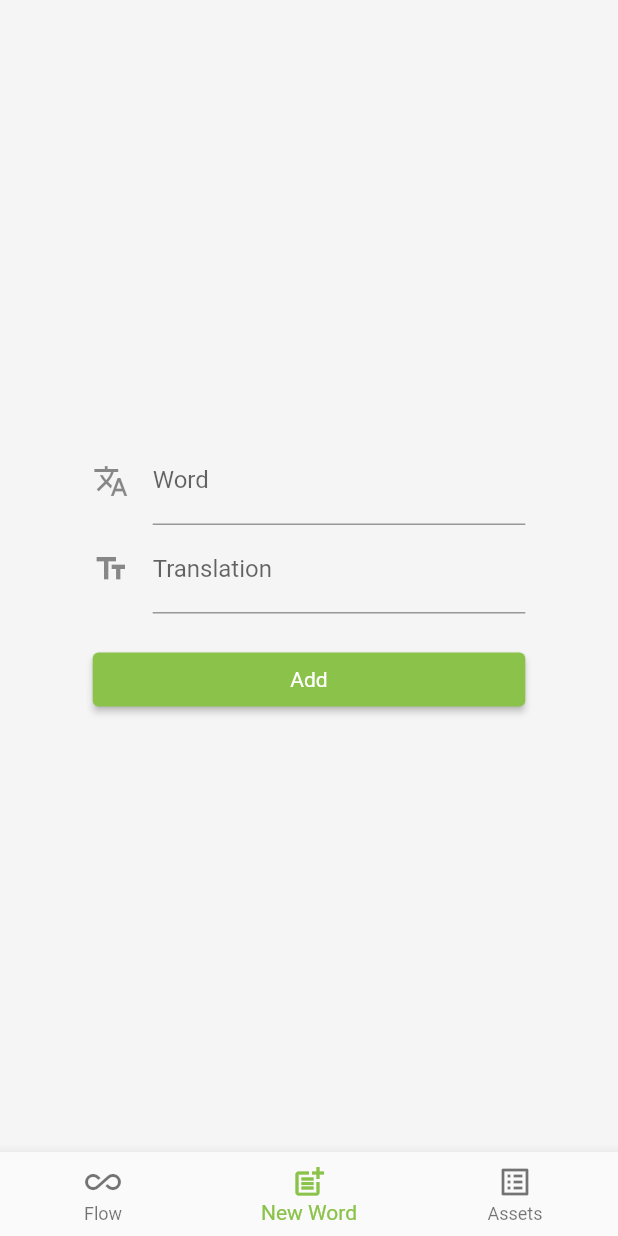
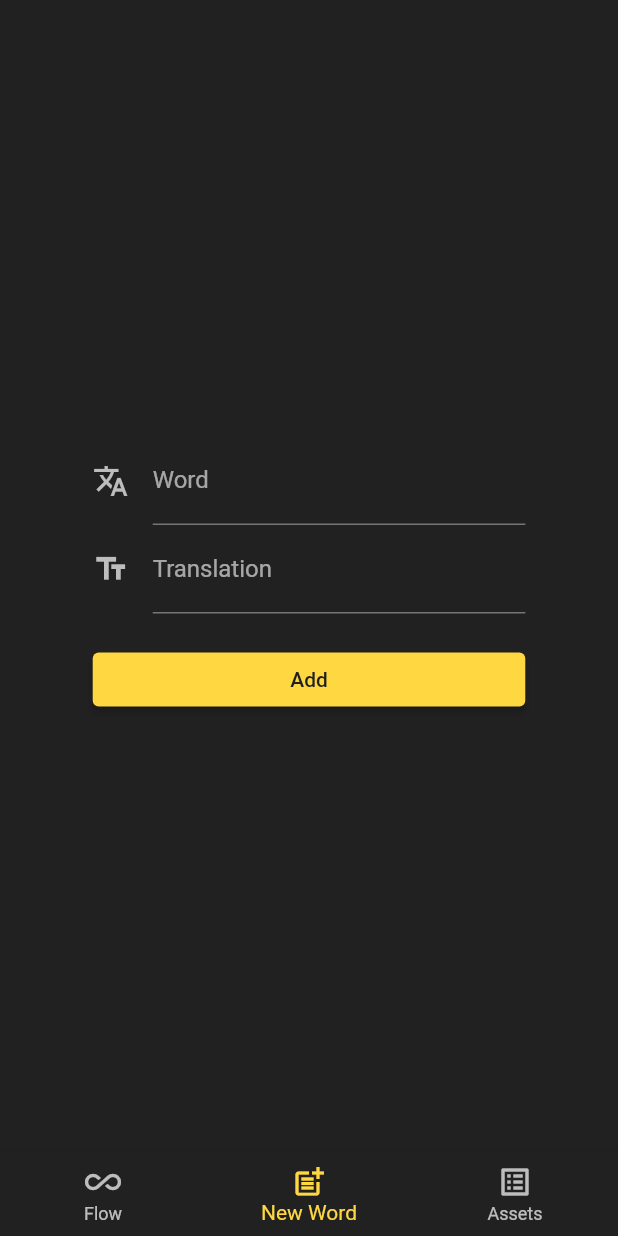
Before and after one commit to laera-io/laera, a Flutter app: the screen it shows after launch, item 2 of the bottom bar chosen, on a phone screen of 412 x 824 dp. Run offline on Flutter 3.47's test engine with Material 2 defaults, Android fonts, the phone set to English and light mode, and no system bars; our stand-ins replace hive, hive_flutter; accounts and stored records are empty.

Commit message:
#95 Add dark theme instead of light one (#96)
* #95 add dark theme instead of light one

* #95 redraw app icon

```diff
--- a/lib/main.dart
+++ b/lib/main.dart
@@ -15,10 +15,25 @@ Future<void> main() async {
 }
 
 class App extends StatelessWidget {
+  static const primaryColor = Colors.amberAccent;
+  static const backgroundColor = Color(0xFF212121);
+  static const errorColor = Colors.deepOrange;
+
   @override
   Widget build(BuildContext context) {
     return MaterialApp(
-      theme: _theme,
+      theme: ThemeData.dark().copyWith(
+        indicatorColor: primaryColor,
+        scaffoldBackgroundColor: backgroundColor,
+        canvasColor: backgroundColor,
+        errorColor: errorColor,
+        colorScheme: const ColorScheme.dark(
+          primary: primaryColor,
+          secondary: primaryColor,
+          onPrimary: backgroundColor,
+          onSecondary: backgroundColor,
+        ),
+      ),
       home: Navbar(
         elements: [
           NavbarElement(
@@ -40,20 +55,4 @@ class App extends StatelessWidget {
       ),
     );
   }
-
-  final ThemeData _theme = ThemeData(
-    primarySwatch: Colors.lightGreen,
-    primaryColorBrightness: Brightness.dark,
-    iconTheme: const IconThemeData(color: Colors.white),
-    scaffoldBackgroundColor: Colors.grey[100],
-  ).copyWith(
-    elevatedButtonTheme: ElevatedButtonThemeData(
-      style: ElevatedButton.styleFrom(
-        textStyle: TextStyle(foreground: Paint()..color = Colors.white),
-      ),
-    ),
-    floatingActionButtonTheme: const FloatingActionButtonThemeData(
-      foregroundColor: Colors.white,
-    ),
-  );
 }
--- a/lib/pages/flow/flow.dart
+++ b/lib/pages/flow/flow.dart
@@ -11,8 +11,8 @@ import 'package:laera/widgets/swipeable.dart';
 class FlowPage extends StatelessWidget {
   const FlowPage();
 
-  static const acceptTargetColor = Color(0xFFDCEDC8); // Colors.lightGreen[100]
-  static const rejectTargetColor = Color(0xFFD6D6D6); // Colors.grey[350]
+  static const acceptTargetColor = Color(0xAA554821);
+  static const rejectTargetColor = Color(0xAA151515);
 
   @override
   Widget build(BuildContext context) {
--- a/pubspec.yaml
+++ b/pubspec.yaml
@@ -13,8 +13,10 @@ flutter:
   uses-material-design: true
 
 flutter_icons:
-  android: launcher_icon
   image_path: assets/icon/logo.png
+  android: true
+  adaptive_icon_foreground: assets/icon/logo.png
+  adaptive_icon_background: "#212121"
 
 dependencies:
   flutter:
```
Also changed, not shown: assets/icon/logo.png, assets/icon/logo.svg (added), 19 other files.
